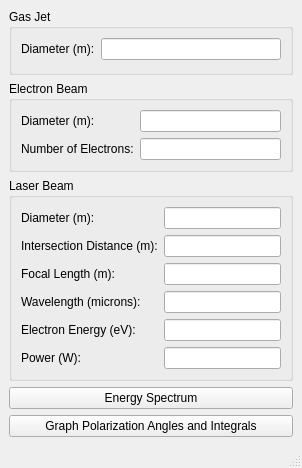
The window that UI/main_window.ui (alanrussian/Monte-Carlo-Simulations-of-Electron-Scattering-Experiments) describes before a commit, drawn with Qt 5.
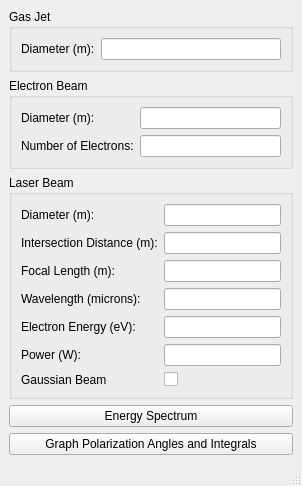
The same window after the commit.

Commit message: Added gaussian laser beam checkbox to interface.

Patch:
```diff
--- a/UI/main_window.ui
+++ b/UI/main_window.ui
@@ -137,6 +137,26 @@
        <item row="6" column="1">
         <widget class="QLineEdit" name="laserBeamPower"/>
        </item>
+       <item row="7" column="0">
+        <widget class="QLabel" name="label_10">
+         <property name="text">
+          <string>Gaussian Beam</string>
+         </property>
+        </widget>
+       </item>
+       <item row="7" column="1">
+        <widget class="QCheckBox" name="laserBeamGaussian">
+         <property name="enabled">
+          <bool>true</bool>
+         </property>
+         <property name="text">
+          <string/>
+         </property>
+         <property name="tristate">
+          <bool>false</bool>
+         </property>
+        </widget>
+       </item>
       </layout>
      </widget>
     </item>
```
The commit also changes 2 other files.
